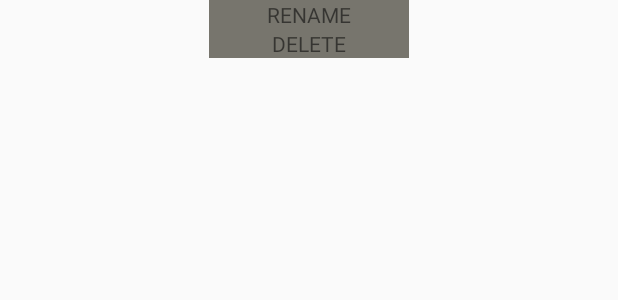
After one commit to jd90/AndroidApp, an Android app: the layout rename_delete.xml on its own in the app's theme, with its tools: preview values and no code run, on a phone screen of 412 x 824 dp. The commit adds this screen. Shown: the top 300 px of the screen. Run offline under Robolectric (Android 15) with nearby library versions, the phone set to English and light mode, and no system bars.

Commit message:
02/03/2016

```diff
--- /dev/null
+++ b/ParseStarterProject/src/main/res/layout/rename_delete.xml
@@ -0,0 +1,24 @@
+<?xml version="1.0" encoding="utf-8"?>
+<LinearLayout xmlns:android="http://schemas.android.com/apk/res/android"
+    android:orientation="vertical" android:layout_width="match_parent"
+    android:layout_height="match_parent">
+<TextView
+    android:layout_width="200px"
+    android:layout_height="wrap_content"
+    android:text="RENAME"
+    android:gravity="center"
+    android:layout_gravity="center"
+    android:id="@+id/renamechoice"
+    android:background="#ff77756d"
+    />
+
+    <TextView
+        android:layout_width="200px"
+        android:layout_height="wrap_content"
+        android:text="DELETE"
+        android:gravity="center"
+        android:layout_gravity="center"
+        android:id="@+id/deletechoice"
+        android:background="#ff77756d"
+        />
+</LinearLayout>
```
Also changed, not shown: ParseStarterProject/src/main/java/com/parse/starter/MainActivity.java (+72 -11 lines), 23 other files.
